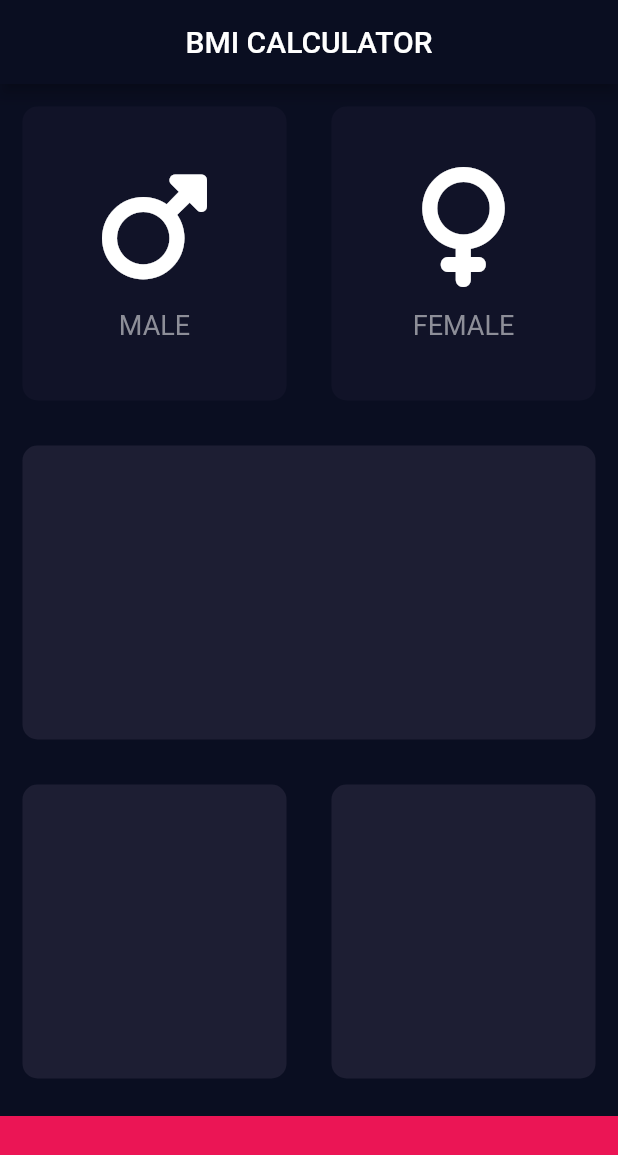
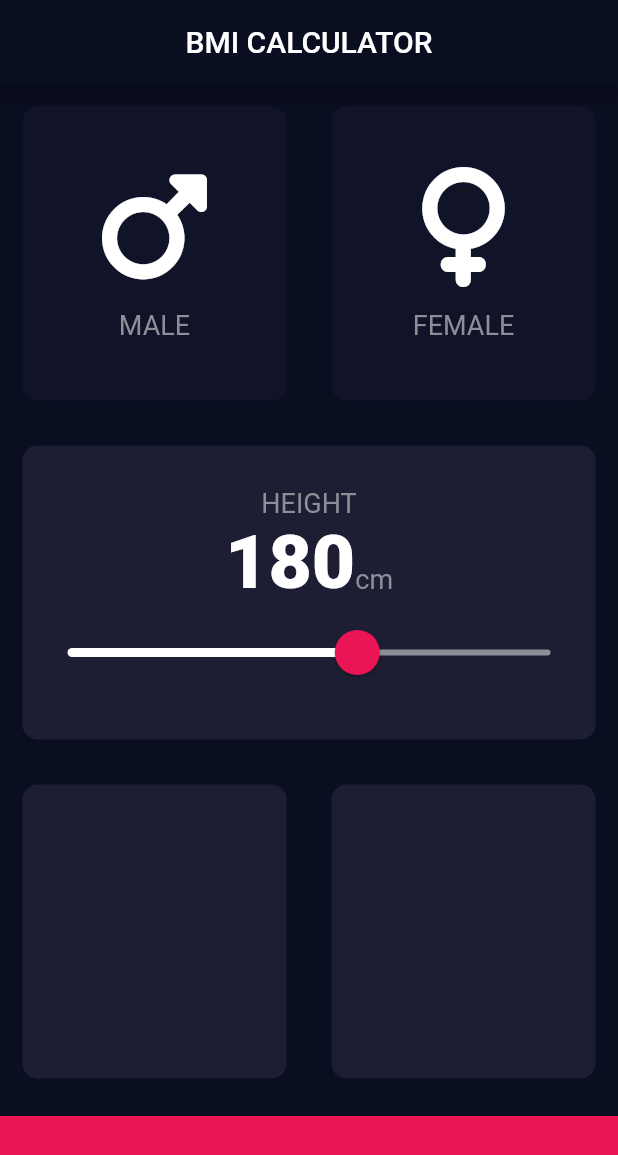
Before and after one commit to hicretay/bmi_calculator, a Flutter app: the screen it shows after launch, on a phone screen of 412 x 824 dp. Shown: the top 1155 px of the screen. Run offline on Flutter 3.47's test engine with Material 2 defaults, Android fonts, the phone set to English and light mode, and no system bars; our stand-ins replace font_awesome_flutter.

Commit message:
added slider

```diff
--- /dev/null
+++ b/lib/constants.dart
@@ -0,0 +1,9 @@
+import 'package:flutter/material.dart';
+
+const labelTextStyle = TextStyle(fontSize: 18, color: Color(0xff8d8e98));
+const numberTextStyle = TextStyle(fontSize: 50, fontWeight: FontWeight.w900);
+
+const bottomContainerHeight = 80.0;
+const activeCardColor = Color(0xff1d1e33);
+const inactiveCardColor = Color(0xff111328);
+const bottomContainerColor = Color(0xffeb1555);
--- a/lib/icon_content.dart
+++ b/lib/icon_content.dart
@@ -2,7 +2,8 @@
 
 import 'package:flutter/material.dart';
 
-const labelTextStyle = TextStyle(fontSize: 18, color: Color(0xff8d8e98));
+import 'constants.dart';
+
 class IconContent extends StatelessWidget {
   final String cardText;
   final Icon cardIcon;
--- a/lib/input_page.dart
+++ b/lib/input_page.dart
@@ -3,13 +3,9 @@
 import 'package:flutter/material.dart';
 import 'package:font_awesome_flutter/font_awesome_flutter.dart';
 
+import 'constants.dart';
 import 'icon_content.dart';
 import 'reusable_card.dart';
-
-const bottomContainerHeight = 80.0;
-const activeCardColor = Color(0xff1d1e33);
-const inactiveCardColor = Color(0xff111328);
-const bottomContainerColor = Color(0xffeb1555);
 
 enum Gender { male, female }
 
@@ -22,28 +18,7 @@ class InputPage extends StatefulWidget {
 
 class _InputPageState extends State<InputPage> {
   Gender? selectedGender;
-
-  // Color maleCardColor = inactiveCardColor;
-  // Color femaleCardColor = inactiveCardColor;
-
-  // void updateColor(Gender selectedGender) {
-  //   if (selectedGender == Gender.male) {
-  //     if (maleCardColor == inactiveCardColor) {
-  //       maleCardColor = activeCardColor;
-  //       femaleCardColor = inactiveCardColor;
-  //     } else {
-  //       maleCardColor = inactiveCardColor;
-  //     }
-  //   }
-  //   if (selectedGender == Gender.female) {
-  //     if (femaleCardColor == inactiveCardColor) {
-  //       femaleCardColor = activeCardColor;
-  //       maleCardColor = inactiveCardColor;
-  //     } else {
-  //       femaleCardColor = inactiveCardColor;
-  //     }
-  //   }
-  // }
+  int height = 180;
 
   @override
   Widget build(BuildContext context) {
@@ -53,20 +28,19 @@ class _InputPageState extends State<InputPage> {
         title: Text('BMI CALCULATOR'),
       ),
       body: Column(
+        crossAxisAlignment: CrossAxisAlignment.stretch,
         children: [
           Expanded(
             child: Row(
               children: [
                 Expanded(
-                  child: GestureDetector(
                   child: ReusableCard(
                     colour: selectedGender == Gender.male ? activeCardColor : inactiveCardColor,
                     cardChild: IconContent(
                       cardText: 'MALE',
                       cardIcon: Icon(FontAwesomeIcons.mars, size: 80),
                     ),
-                    ),
-                    onTap: () {
+                    onPress: () {
                       setState(() {
                         selectedGender = Gender.male;
                       });
@@ -74,15 +48,13 @@ class _InputPageState extends State<InputPage> {
                   ),
                 ),
                 Expanded(
-                  child: GestureDetector(
                   child: ReusableCard(
                     colour: selectedGender == Gender.female ? activeCardColor : inactiveCardColor,
                     cardChild: IconContent(
                       cardText: 'FEMALE',
                       cardIcon: Icon(FontAwesomeIcons.venus, size: 80),
                     ),
-                    ),
-                    onTap: () {
+                    onPress: () {
                       setState(() {
                         selectedGender = Gender.female;
                       });
@@ -93,7 +65,51 @@ class _InputPageState extends State<InputPage> {
             ),
           ),
           Expanded(
-            child: ReusableCard(colour: activeCardColor),
+            child: ReusableCard(
+              colour: activeCardColor,
+              cardChild: Column(
+                mainAxisAlignment: MainAxisAlignment.center,
+                children: [
+                  Text('HEIGHT', style: labelTextStyle),
+                  Row(
+                    mainAxisAlignment: MainAxisAlignment.center,
+                    crossAxisAlignment: CrossAxisAlignment.baseline,
+                    textBaseline: TextBaseline.alphabetic,
+                    children: [
+                      Text(
+                        height.toString(),
+                        style: numberTextStyle,
+                      ),
+                      Text(
+                        'cm',
+                        style: labelTextStyle,
+                      )
+                    ],
+                  ),
+                  SliderTheme(
+                    data: SliderTheme.of(context).copyWith(
+                        activeTrackColor: Colors.white,
+                        inactiveTrackColor: Color(0xff8d8e98),
+                        thumbColor: bottomContainerColor,
+                        overlayColor: Color(0x29eb1555),
+                        thumbShape: RoundSliderThumbShape(
+                          enabledThumbRadius: 15,
+                        ),
+                        overlayShape: RoundSliderOverlayShape(overlayRadius: 30.0)),
+                    child: Slider(
+                      value: height.toDouble(),
+                      min: 120.0,
+                      max: 220.0,
+                      onChanged: (double newValue) {
+                        setState(() {
+                          height = newValue.round();
+                        });
+                      },
+                    ),
+                  ),
+                ],
+              ),
+            ),
           ),
           Expanded(
             child: Row(
--- a/lib/reusable_card.dart
+++ b/lib/reusable_card.dart
@@ -5,22 +5,27 @@ import 'package:flutter/material.dart';
 class ReusableCard extends StatelessWidget {
   final Color colour;
   final Widget? cardChild;
+  final VoidCallback? onPress;
 
   const ReusableCard({
     Key? key,
     required this.colour,
     this.cardChild,
+    this.onPress,
   }) : super(key: key);
 
   @override
   Widget build(BuildContext context) {
-    return Container(
-      margin: EdgeInsets.all(15),
-      decoration: BoxDecoration(
-        color: colour,
-        borderRadius: BorderRadius.circular(10),
+    return GestureDetector(
+      onTap: onPress,
+      child: Container(
+        margin: EdgeInsets.all(15),
+        decoration: BoxDecoration(
+          color: colour,
+          borderRadius: BorderRadius.circular(10),
+        ),
+        child: cardChild,
       ),
-      child: cardChild,
     );
   }
 }
```
Lines whose indentation alone changed are shown as unchanged.
